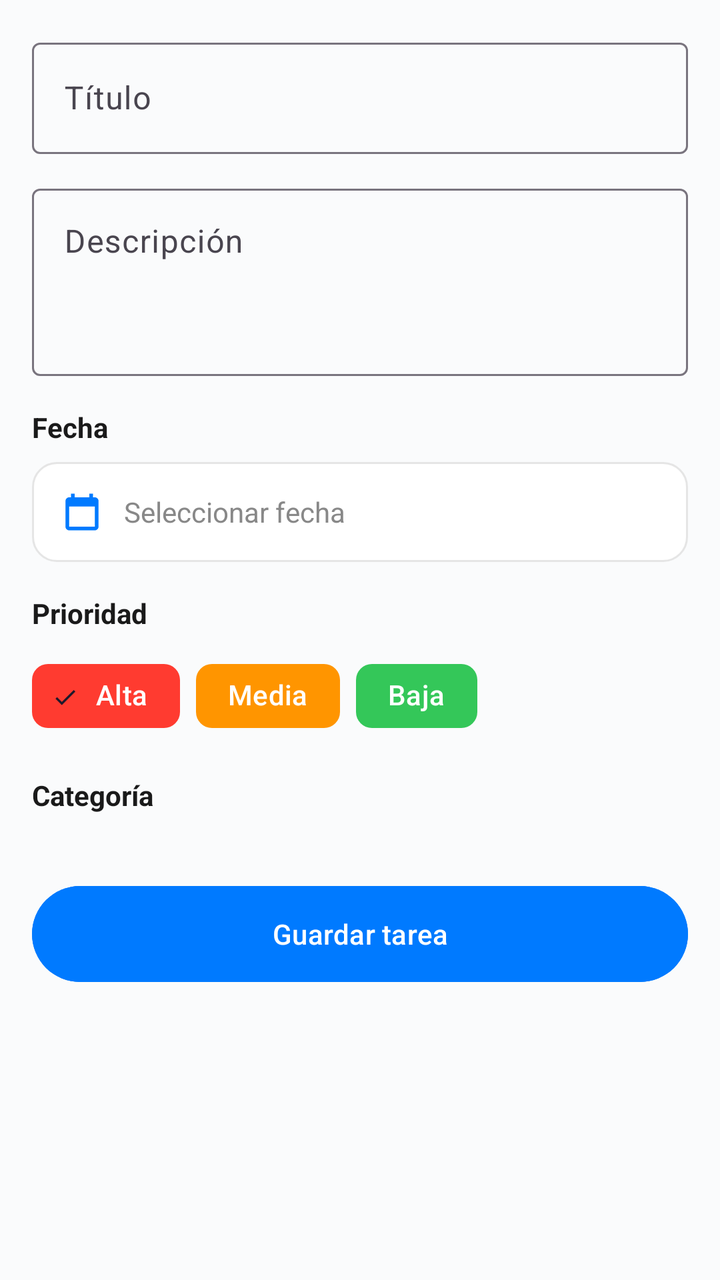
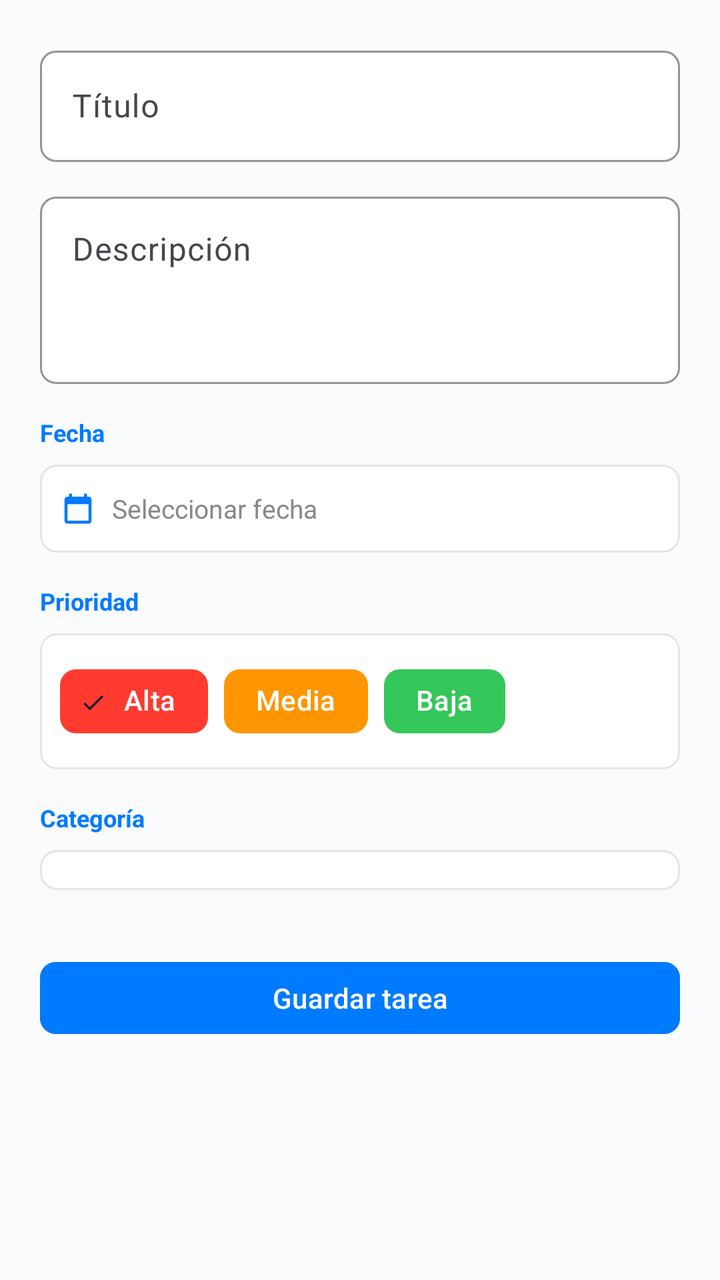

An Android layout rendered at two revisions. The XML below is the earlier revision; the diff shows what the commit changed to produce the second picture.
<!-- AndroidManifest.xml: application theme Theme.TaskManager -->
<!-- res/layout/fragment_create_task.xml -->
<?xml version="1.0" encoding="utf-8"?>
<ScrollView xmlns:android="http://schemas.android.com/apk/res/android"
    xmlns:app="http://schemas.android.com/apk/res-auto"
    android:layout_width="match_parent"
    android:layout_height="match_parent"
    android:background="@color/background"
    android:fillViewport="true">

    <LinearLayout
        android:layout_width="match_parent"
        android:layout_height="wrap_content"
        android:orientation="vertical"
        android:padding="16dp">

        <com.google.android.material.textfield.TextInputLayout
            style="@style/Widget.Material3.TextInputLayout.OutlinedBox"
            android:layout_width="match_parent"
            android:layout_height="wrap_content"
            android:hint="@string/title">

            <com.google.android.material.textfield.TextInputEditText
                android:id="@+id/input_title"
                android:layout_width="match_parent"
                android:layout_height="wrap_content"
                android:inputType="textCapSentences" />
        </com.google.android.material.textfield.TextInputLayout>

        <com.google.android.material.textfield.TextInputLayout
            style="@style/Widget.Material3.TextInputLayout.OutlinedBox"
            android:layout_width="match_parent"
            android:layout_height="wrap_content"
            android:layout_marginTop="12dp"
            android:hint="@string/description">

            <com.google.android.material.textfield.TextInputEditText
                android:id="@+id/input_description"
                android:layout_width="match_parent"
                android:layout_height="wrap_content"
                android:gravity="top"
                android:inputType="textCapSentences|textMultiLine"
                android:minLines="3" />
        </com.google.android.material.textfield.TextInputLayout>

        <TextView
            android:layout_width="wrap_content"
            android:layout_height="wrap_content"
            android:layout_marginTop="16dp"
            android:text="@string/date"
            android:textColor="@color/text_primary"
            android:textStyle="bold" />

        <LinearLayout
            android:id="@+id/date_row"
            android:layout_width="match_parent"
            android:layout_height="wrap_content"
            android:layout_marginTop="8dp"
            android:background="@drawable/bg_card"
            android:gravity="center_vertical"
            android:orientation="horizontal"
            android:padding="14dp">

            <ImageView
                android:layout_width="22dp"
                android:layout_height="22dp"
                android:contentDescription="@null"
                android:src="@drawable/ic_calendar"
                app:tint="@color/primary" />

            <TextView
                android:id="@+id/input_date"
                android:layout_width="wrap_content"
                android:layout_height="wrap_content"
                android:layout_marginStart="10dp"
                android:text="@string/select_date"
                android:textColor="@color/text_secondary" />
        </LinearLayout>

        <TextView
            android:layout_width="wrap_content"
            android:layout_height="wrap_content"
            android:layout_marginTop="16dp"
            android:text="@string/priority"
            android:textColor="@color/text_primary"
            android:textStyle="bold" />

        <com.google.android.material.chip.ChipGroup
            android:id="@+id/priority_group"
            android:layout_width="match_parent"
            android:layout_height="wrap_content"
            android:layout_marginTop="8dp"
            app:selectionRequired="true"
            app:singleSelection="true">

            <com.google.android.material.chip.Chip
                android:id="@+id/chip_high"
                style="@style/Widget.Material3.Chip.Filter"
                android:layout_width="wrap_content"
                android:layout_height="wrap_content"
                android:checked="true"
                android:text="@string/priority_high"
                android:textColor="@android:color/white"
                app:chipBackgroundColor="@color/priority_high"
                app:chipStrokeWidth="0dp" />

            <com.google.android.material.chip.Chip
                android:id="@+id/chip_medium"
                style="@style/Widget.Material3.Chip.Filter"
                android:layout_width="wrap_content"
                android:layout_height="wrap_content"
                android:text="@string/priority_medium"
                android:textColor="@android:color/white"
                app:chipBackgroundColor="@color/priority_medium"
                app:chipStrokeWidth="0dp" />

            <com.google.android.material.chip.Chip
                android:id="@+id/chip_low"
                style="@style/Widget.Material3.Chip.Filter"
                android:layout_width="wrap_content"
                android:layout_height="wrap_content"
                android:text="@string/priority_low"
                android:textColor="@android:color/white"
                app:chipBackgroundColor="@color/priority_low"
                app:chipStrokeWidth="0dp" />
        </com.google.android.material.chip.ChipGroup>

        <TextView
            android:layout_width="wrap_content"
            android:layout_height="wrap_content"
            android:layout_marginTop="16dp"
            android:text="@string/category"
            android:textColor="@color/text_primary"
            android:textStyle="bold" />

        <com.google.android.material.chip.ChipGroup
            android:id="@+id/category_group"
            android:layout_width="match_parent"
            android:layout_height="wrap_content"
            android:layout_marginTop="8dp"
            app:selectionRequired="true"
            app:singleSelection="true" />

        <com.google.android.material.button.MaterialButton
            android:id="@+id/button_save"
            android:layout_width="match_parent"
            android:layout_height="56dp"
            android:layout_marginTop="24dp"
            android:backgroundTint="@color/primary"
            android:text="@string/save_task"
            android:textAllCaps="false" />
    </LinearLayout>
</ScrollView>
<!-- resources referenced by this layout -->
<resources>
  <color name="background">#FAFBFC</color>
  <color name="primary">#007AFF</color>
  <color name="priority_high">#FF3B30</color>
  <color name="priority_low">#34C759</color>
  <color name="priority_medium">#FF9500</color>
  <color name="text_primary">#1A1A1A</color>
  <color name="text_secondary">#888888</color>
  <!-- drawable bg_card (drawable) -->
  <?xml version="1.0" encoding="utf-8"?>
  <shape xmlns:android="http://schemas.android.com/apk/res/android">
      <solid android:color="@color/surface" />
      <corners android:radius="12dp" />
      <stroke
          android:width="1dp"
          android:color="@color/divider" />
  </shape>
  <!-- drawable ic_calendar (drawable) -->
  <?xml version="1.0" encoding="utf-8"?>
  <vector xmlns:android="http://schemas.android.com/apk/res/android"
      android:width="24dp"
      android:height="24dp"
      android:viewportWidth="24"
      android:viewportHeight="24">
      <path android:fillColor="#007AFF" android:pathData="M19,4h-1V2h-2v2H8V2H6v2H5C3.89,4 3.01,4.9 3.01,6L3,20c0,1.1 0.89,2 2,2h14c1.1,0 2,-0.9 2,-2V6C21,4.9 20.1,4 19,4zM19,20H5V9h14V20z" />
  </vector>
  <string name="category">Categoría</string>
  <string name="date">Fecha</string>
  <string name="description">Descripción</string>
  <string name="priority">Prioridad</string>
  <string name="priority_high">Alta</string>
  <string name="priority_low">Baja</string>
  <string name="priority_medium">Media</string>
  <string name="save_task">Guardar tarea</string>
  <string name="select_date">Seleccionar fecha</string>
  <string name="title">Título</string>
  <style name="Theme.TaskManager" parent="Theme.Material3.Light.NoActionBar">
          <item name="colorPrimary">@color/primary</item>
          <item name="colorPrimaryDark">@color/primary_dark</item>
          <item name="colorSecondary">@color/primary</item>
          <item name="android:statusBarColor">@color/primary</item>
          <item name="android:navigationBarColor">@color/surface</item>
          <item name="android:windowBackground">@color/background</item>
          <item name="android:windowLightStatusBar">false</item>
      </style>
  <color name="surface">#FFFFFF</color>
  <color name="divider">#E5E5E5</color>
  <color name="primary_dark">#0063D1</color>
</resources>

<!-- the commit's change to res/layout/fragment_create_task.xml (unified diff, before → after) -->
@@ -10,19 +10,28 @@
         android:layout_width="match_parent"
         android:layout_height="wrap_content"
         android:orientation="vertical"
-        android:padding="16dp">
+        android:padding="20dp">
 
         <com.google.android.material.textfield.TextInputLayout
             style="@style/Widget.Material3.TextInputLayout.OutlinedBox"
             android:layout_width="match_parent"
             android:layout_height="wrap_content"
-            android:hint="@string/title">
+            android:hint="@string/title"
+            app:boxBackgroundColor="@color/surface"
+            app:boxCornerRadiusBottomEnd="8dp"
+            app:boxCornerRadiusBottomStart="8dp"
+            app:boxCornerRadiusTopEnd="8dp"
+            app:boxCornerRadiusTopStart="8dp"
+            app:boxStrokeColor="@color/divider"
+            app:boxStrokeWidth="1dp"
+            app:hintTextColor="@color/text_secondary">
 
             <com.google.android.material.textfield.TextInputEditText
                 android:id="@+id/input_title"
                 android:layout_width="match_parent"
                 android:layout_height="wrap_content"
-                android:inputType="textCapSentences" />
+                android:inputType="textCapSentences"
+                android:minHeight="44dp" />
         </com.google.android.material.textfield.TextInputLayout>
 
         <com.google.android.material.textfield.TextInputLayout
@@ -30,7 +39,15 @@
             android:layout_width="match_parent"
             android:layout_height="wrap_content"
             android:layout_marginTop="12dp"
-            android:hint="@string/description">
+            android:hint="@string/description"
+            app:boxBackgroundColor="@color/surface"
+            app:boxCornerRadiusBottomEnd="8dp"
+            app:boxCornerRadiusBottomStart="8dp"
+            app:boxCornerRadiusTopEnd="8dp"
+            app:boxCornerRadiusTopStart="8dp"
+            app:boxStrokeColor="@color/divider"
+            app:boxStrokeWidth="1dp"
+            app:hintTextColor="@color/text_secondary">
 
             <com.google.android.material.textfield.TextInputEditText
                 android:id="@+id/input_description"
@@ -46,22 +63,23 @@
             android:layout_height="wrap_content"
             android:layout_marginTop="16dp"
             android:text="@string/date"
-            android:textColor="@color/text_primary"
+            android:textColor="@color/primary"
+            android:textSize="12sp"
             android:textStyle="bold" />
 
         <LinearLayout
             android:id="@+id/date_row"
             android:layout_width="match_parent"
-            android:layout_height="wrap_content"
+            android:layout_height="44dp"
             android:layout_marginTop="8dp"
-            android:background="@drawable/bg_card"
+            android:background="@drawable/bg_input"
             android:gravity="center_vertical"
             android:orientation="horizontal"
-            android:padding="14dp">
+            android:paddingHorizontal="10dp">
 
             <ImageView
-                android:layout_width="22dp"
-                android:layout_height="22dp"
+                android:layout_width="18dp"
+                android:layout_height="18dp"
                 android:contentDescription="@null"
                 android:src="@drawable/ic_calendar"
                 app:tint="@color/primary" />
@@ -70,9 +88,10 @@
                 android:id="@+id/input_date"
                 android:layout_width="wrap_content"
                 android:layout_height="wrap_content"
-                android:layout_marginStart="10dp"
+                android:layout_marginStart="8dp"
                 android:text="@string/select_date"
-                android:textColor="@color/text_secondary" />
+                android:textColor="@color/text_secondary"
+                android:textSize="13sp" />
         </LinearLayout>
 
         <TextView
@@ -80,7 +99,8 @@
             android:layout_height="wrap_content"
             android:layout_marginTop="16dp"
             android:text="@string/priority"
-            android:textColor="@color/text_primary"
+            android:textColor="@color/primary"
+            android:textSize="12sp"
             android:textStyle="bold" />
 
         <com.google.android.material.chip.ChipGroup
@@ -88,6 +108,8 @@
             android:layout_width="match_parent"
             android:layout_height="wrap_content"
             android:layout_marginTop="8dp"
+            android:background="@drawable/bg_input"
+            android:padding="10dp"
             app:selectionRequired="true"
             app:singleSelection="true">
 
@@ -128,7 +150,8 @@
             android:layout_height="wrap_content"
             android:layout_marginTop="16dp"
             android:text="@string/category"
-            android:textColor="@color/text_primary"
+            android:textColor="@color/primary"
+            android:textSize="12sp"
             android:textStyle="bold" />
 
         <com.google.android.material.chip.ChipGroup
@@ -136,16 +159,19 @@
             android:layout_width="match_parent"
             android:layout_height="wrap_content"
             android:layout_marginTop="8dp"
+            android:background="@drawable/bg_input"
+            android:padding="10dp"
             app:selectionRequired="true"
             app:singleSelection="true" />
 
         <com.google.android.material.button.MaterialButton
             android:id="@+id/button_save"
             android:layout_width="match_parent"
-            android:layout_height="56dp"
-            android:layout_marginTop="24dp"
+            android:layout_height="44dp"
+            android:layout_marginTop="32dp"
             android:backgroundTint="@color/primary"
             android:text="@string/save_task"
-            android:textAllCaps="false" />
+            android:textAllCaps="false"
+            app:cornerRadius="8dp" />
     </LinearLayout>
 </ScrollView>
<!-- resource entries referenced after the edit -->
@@ -5,13 +5,12 @@
   <color name="priority_high">#FF3B30</color>
   <color name="priority_low">#34C759</color>
   <color name="priority_medium">#FF9500</color>
-  <color name="text_primary">#1A1A1A</color>
   <color name="text_secondary">#888888</color>
-  <!-- drawable bg_card (drawable) -->
+  <!-- drawable bg_input (drawable) -->
   <?xml version="1.0" encoding="utf-8"?>
   <shape xmlns:android="http://schemas.android.com/apk/res/android">
       <solid android:color="@color/surface" />
-      <corners android:radius="12dp" />
+      <corners android:radius="8dp" />
       <stroke
           android:width="1dp"
           android:color="@color/divider" />
